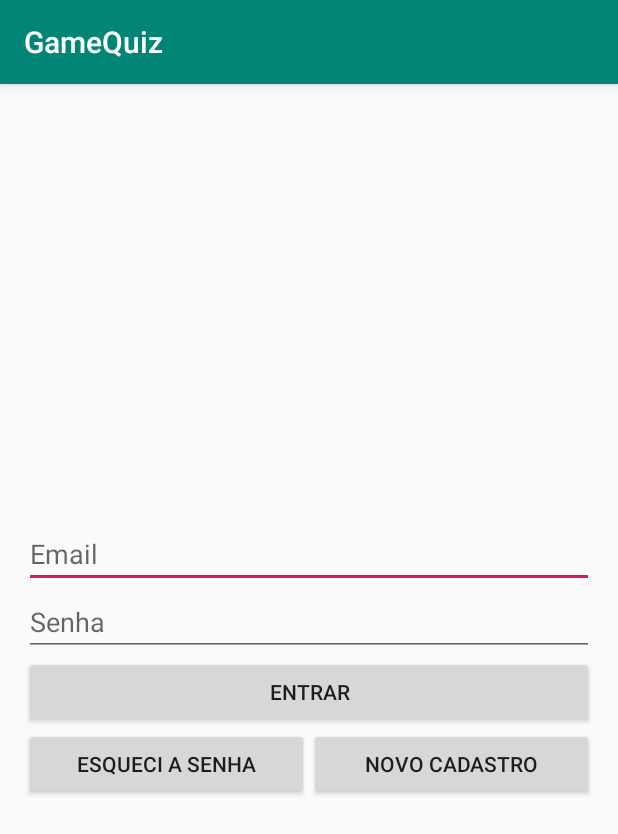
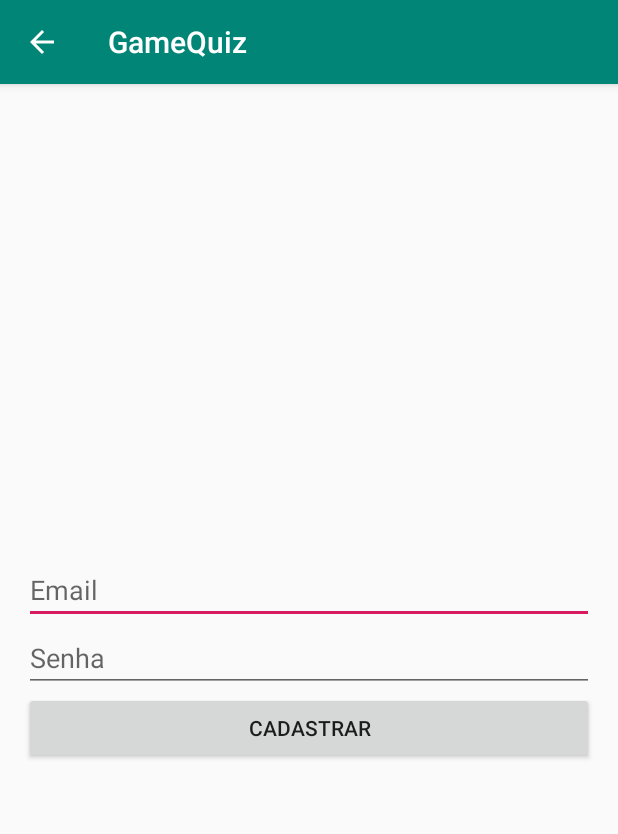
Before and after one commit to FabioCampello/min-quests, an Android app: the screen it shows after launch (MainActivity before the commit, CadastrarActivity after it), after a tap on "NOVO CADASTRO", on a phone screen of 412 x 824 dp. Shown: the top 834 px of the screen. Run offline under Robolectric (Android 15) with nearby library versions, the phone set to English and light mode, and no system bars.

Commit message:
Criada tela de cadastro de usuário.

```diff
--- a/GameQuiz/app/src/main/AndroidManifest.xml
+++ b/GameQuiz/app/src/main/AndroidManifest.xml
@@ -10,6 +10,7 @@
         android:supportsRtl="true"
         android:theme="@style/AppTheme">
 
+        <!--    TELA DE LOGIN    -->
         <activity android:name=".MainActivity" android:screenOrientation="portrait">
             <intent-filter>
                 <action android:name="android.intent.action.MAIN" />
@@ -18,7 +19,13 @@
             </intent-filter>
         </activity>
 
-        <activity android:name=".TelaInicialActivity" android:screenOrientation="portrait" android:parentActivityName=".MainActivity">
+        <!--    TELA INICIAL    -->
+        <activity android:name=".TelaInicialActivity" android:parentActivityName=".MainActivity" android:screenOrientation="portrait">
+            <meta-data android:name="android.support.PARENT_ACTIVITY" android:value=".MainActivity" />
+        </activity>
+
+        <!--    TELA DE CADASTRO DE NOVO USUÁRIO    -->
+        <activity android:name=".CadastrarActivity" android:parentActivityName=".MainActivity" android:screenOrientation="portrait">
             <meta-data android:name="android.support.PARENT_ACTIVITY" android:value=".MainActivity" />
         </activity>
 
--- /dev/null
+++ b/GameQuiz/app/src/main/java/com/min/gamequiz/CadastrarActivity.java
@@ -0,0 +1,27 @@
+package com.min.gamequiz;
+
+import androidx.appcompat.app.AppCompatActivity;
+
+import android.content.Intent;
+import android.os.Bundle;
+import android.view.View;
+import android.widget.Button;
+
+public class CadastrarActivity extends AppCompatActivity {
+
+    private Button btn_cadastrar;
+
+    @Override
+    protected void onCreate(Bundle savedInstanceState) {
+        super.onCreate(savedInstanceState);
+        setContentView(R.layout.activity_cadastrar);
+
+        btn_cadastrar = (Button) findViewById(R.id.btnCadastrar);
+        btn_cadastrar.setOnClickListener(new View.OnClickListener() {
+            @Override
+            public void onClick(View v) {
+
+            }
+        });
+    }
+}
--- a/GameQuiz/app/src/main/java/com/min/gamequiz/MainActivity.java
+++ b/GameQuiz/app/src/main/java/com/min/gamequiz/MainActivity.java
@@ -13,6 +13,7 @@ import static android.provider.AlarmClock.EXTRA_MESSAGE;
 public class MainActivity extends AppCompatActivity {
 
     private Button btn_entrar;
+    private Button btn_novo_cadastro;
 
     public static final String EMAIL = "email";
     public static final String SENHA = "senha";
@@ -27,6 +28,14 @@ public class MainActivity extends AppCompatActivity {
             @Override
             public void onClick(View v) {
                 sendMessage(v);
+            }
+        });
+
+        btn_novo_cadastro = (Button) findViewById(R.id.btnNovoCadastro);
+        btn_novo_cadastro.setOnClickListener(new View.OnClickListener() {
+            @Override
+            public void onClick(View v) {
+                cadastrarNovoUsuario(v);
             }
         });
 
@@ -45,4 +54,9 @@ public class MainActivity extends AppCompatActivity {
         startActivity(intent);
     }
 
+    public void cadastrarNovoUsuario(View v) {
+        Intent intent = new Intent(this, CadastrarActivity.class);
+        startActivity(intent);
+    }
+
 }
--- /dev/null
+++ b/GameQuiz/app/src/main/res/layout/activity_cadastrar.xml
@@ -0,0 +1,39 @@
+<?xml version="1.0" encoding="utf-8"?>
+<LinearLayout
+    xmlns:android="http://schemas.android.com/apk/res/android"
+    xmlns:app="http://schemas.android.com/apk/res-auto"
+    xmlns:tools="http://schemas.android.com/tools"
+    android:layout_width="match_parent"
+    android:layout_height="match_parent"
+    android:gravity="center"
+    android:orientation="vertical"
+    android:paddingLeft="16dp"
+    android:paddingRight="16dp">
+
+    <EditText
+        android:id="@+id/edtEmail"
+        android:layout_width="match_parent"
+        android:layout_height="wrap_content"
+        android:layout_gravity="center"
+        android:ems="10"
+        android:hint="Email"
+        android:inputType="textEmailAddress"/>
+
+    <EditText
+        android:id="@+id/edtSenha"
+        android:layout_width="match_parent"
+        android:layout_height="wrap_content"
+        android:layout_gravity="center"
+        android:ems="10"
+        android:hint="Senha"
+        android:inputType="textPassword"/>
+
+    <Button
+        android:id="@+id/btnCadastrar"
+        android:layout_width="match_parent"
+        android:layout_height="wrap_content"
+        android:layout_gravity="center"
+        android:ems="10"
+        android:text="Cadastrar"/>
+
+</LinearLayout>
```
